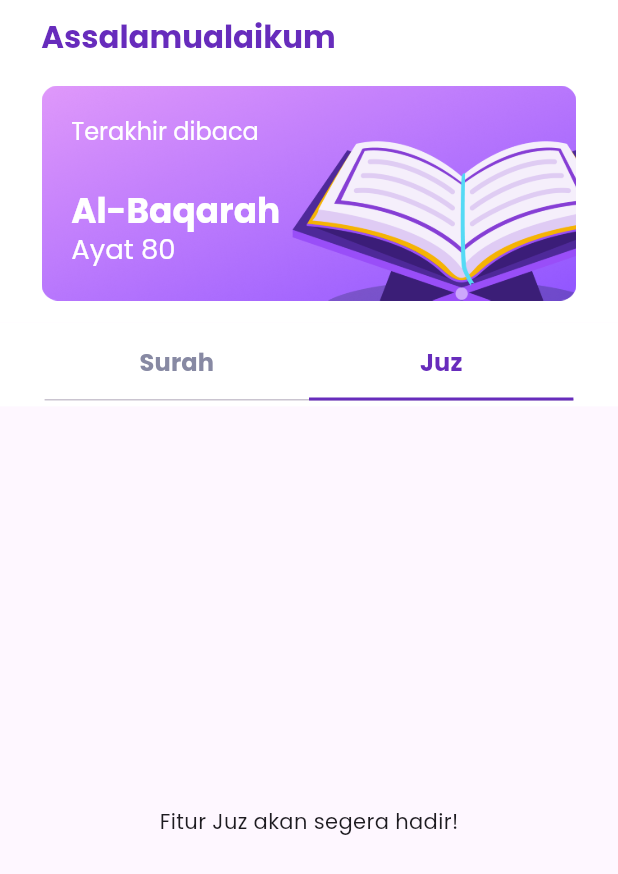
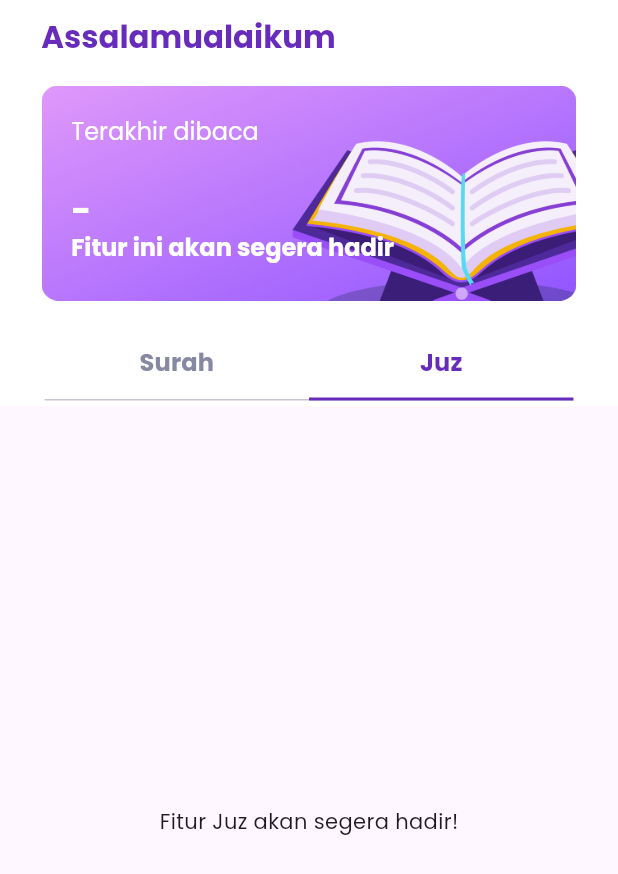
Before and after one commit to whisnuys/flutter-alquran-app, a Flutter app: the screen it shows after launch, tab 2 chosen, on a phone screen of 412 x 824 dp. Shown: the top 874 px of the screen. Run offline on Flutter 3.47's test engine with Material 3 defaults, Android fonts, the phone set to English and light mode, and no system bars; our stand-ins replace dartz, equatable, flutter_bloc, flutter_screenutil, flutter_svg, get_it and 2 more; accounts and stored records are empty; network calls fail.

Commit message:
fix text

```diff
--- a/lib/ui/surah_page.dart
+++ b/lib/ui/surah_page.dart
@@ -73,7 +73,7 @@ class _SurahPageState extends State<SurahPage> {
                               height: 24.h,
                             ),
                             Text(
-                              "Al-Baqarah",
+                              "-",
                               style: TextStyle(
                                 color: AppColors.white,
                                 fontSize: 20.sp,
@@ -81,10 +81,11 @@ class _SurahPageState extends State<SurahPage> {
                               ),
                             ),
                             Text(
-                              "Ayat 80",
+                              "Fitur ini akan segera hadir",
                               style: TextStyle(
                                 color: AppColors.white,
-                                fontSize: 16.sp,
+                                fontSize: 14.sp,
+                                fontWeight: FontWeight.bold,
                               ),
                             ),
                           ],
```
